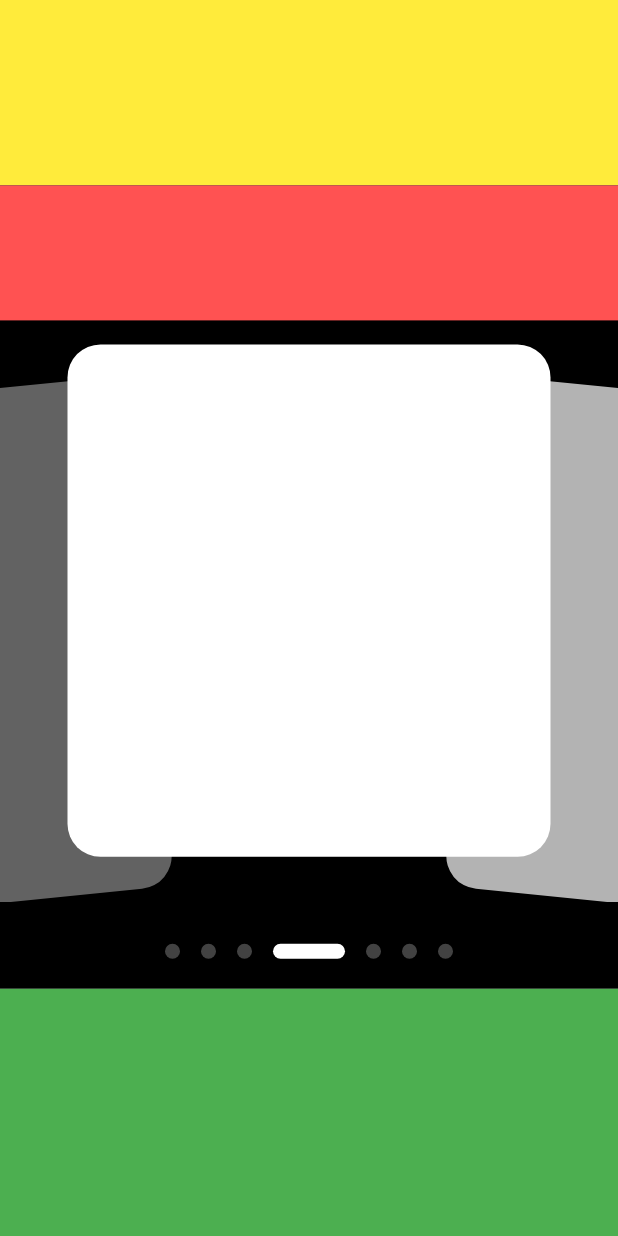
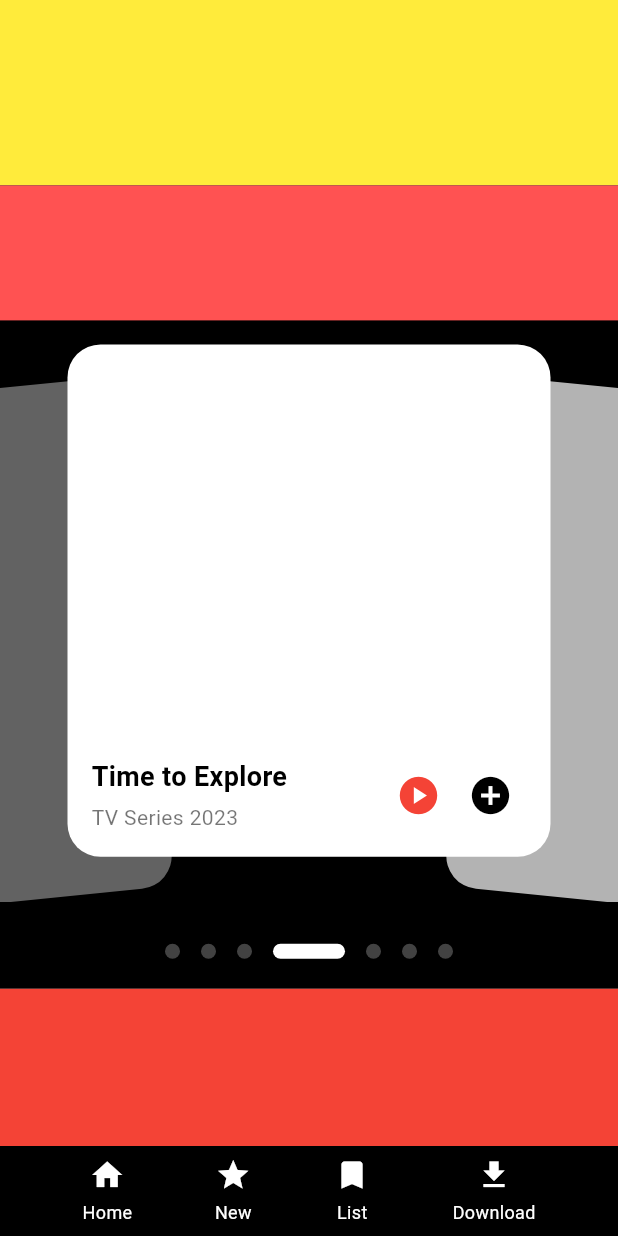
Before and after one commit to vngerus/1st_Flutter_App, a Flutter app: the AudioPlayer2 screen opened directly, on a phone screen of 412 x 824 dp. Run offline on Flutter 3.47's test engine with Material 3 defaults, Android fonts, the light colour scheme and no system bars; our stand-ins replace audioplayers, shared_preferences; accounts and stored records are empty.

Commit message:
feat: menu

```diff
--- a/lib/audio_player/audio_player2.dart
+++ b/lib/audio_player/audio_player2.dart
@@ -9,7 +9,7 @@ class AudioPlayer2 extends StatelessWidget {
 
     double heightAppBar = size.height * .15;
     double heightAlbum = size.height * .65;
-    double heightContinue = size.height * .2;
+    double heightContinue = size.height * .1326;
 
     return Scaffold(
       body: Column(
@@ -25,6 +25,7 @@ class AudioPlayer2 extends StatelessWidget {
           ),
         ],
       ),
+      bottomNavigationBar: const Menu(),
     );
   }
 }
@@ -59,13 +60,13 @@ class AlbumPlayer extends StatelessWidget {
       color: Colors.black,
       child: Stack(
         children: [
-          //Filtros - 90
+          // Filtros - 90
           Container(
             width: size.width,
             height: 90,
             color: Colors.redAccent,
           ),
-          //Carrusel img
+          // Carrusel img
           Positioned(
             top: 90,
             child: SizedBox(
@@ -74,7 +75,7 @@ class AlbumPlayer extends StatelessWidget {
               child: carruselImages(),
             ),
           ),
-          //Slider points - 40
+          // Slider points - 40
           Positioned(
             bottom: 10,
             left: size.width * .25,
@@ -162,6 +163,61 @@ class AlbumPlayer extends StatelessWidget {
                 color: Colors.white,
                 borderRadius: BorderRadius.circular(22),
               ),
+              child: Stack(
+                children: [
+                  Positioned(
+                    bottom: 16,
+                    left: 16,
+                    right: 16,
+                    child: Row(
+                      mainAxisAlignment: MainAxisAlignment.spaceBetween,
+                      children: [
+                        Column(
+                          crossAxisAlignment: CrossAxisAlignment.start,
+                          children: const [
+                            Text(
+                              "Time to Explore",
+                              style: TextStyle(
+                                color: Colors.black,
+                                fontSize: 18,
+                                fontWeight: FontWeight.bold,
+                              ),
+                            ),
+                            SizedBox(height: 4),
+                            Text(
+                              "TV Series 2023",
+                              style: TextStyle(
+                                color: Colors.black54,
+                                fontSize: 14,
+                              ),
+                            ),
+                          ],
+                        ),
+                        Row(
+                          children: [
+                            IconButton(
+                              onPressed: () {},
+                              icon: const Icon(
+                                Icons.play_circle,
+                                color: Colors.red,
+                                size: 30,
+                              ),
+                            ),
+                            IconButton(
+                              onPressed: () {},
+                              icon: const Icon(
+                                Icons.add_circle,
+                                color: Colors.black,
+                                size: 30,
+                              ),
+                            ),
+                          ],
+                        ),
+                      ],
+                    ),
+                  ),
+                ],
+              ),
             ),
           ),
         ],
@@ -180,7 +236,53 @@ class ContinueWatching extends StatelessWidget {
     return Container(
       width: double.infinity,
       height: height,
-      color: Colors.green,
+      color: Colors.red,
     );
   }
 }
+
+class Menu extends StatelessWidget {
+  const Menu({super.key});
+
+  @override
+  Widget build(BuildContext context) {
+    return Container(
+      color: Colors.black,
+      height: 60,
+      child: Row(
+        mainAxisAlignment: MainAxisAlignment.spaceEvenly,
+        children: const [
+          MenuItem(icon: Icons.home, label: "Home"),
+          MenuItem(icon: Icons.star, label: "New"),
+          MenuItem(icon: Icons.bookmark, label: "List"),
+          MenuItem(icon: Icons.download, label: "Download"),
+        ],
+      ),
+    );
+  }
+}
+
+class MenuItem extends StatelessWidget {
+  final IconData icon;
+  final String label;
+
+  const MenuItem({super.key, required this.icon, required this.label});
+
+  @override
+  Widget build(BuildContext context) {
+    return Column(
+      mainAxisAlignment: MainAxisAlignment.center,
+      children: [
+        Icon(
+          icon,
+          color: Colors.white,
+        ),
+        const SizedBox(height: 4),
+        Text(
+          label,
+          style: const TextStyle(color: Colors.white, fontSize: 12),
+        ),
+      ],
+    );
+  }
+}
```
